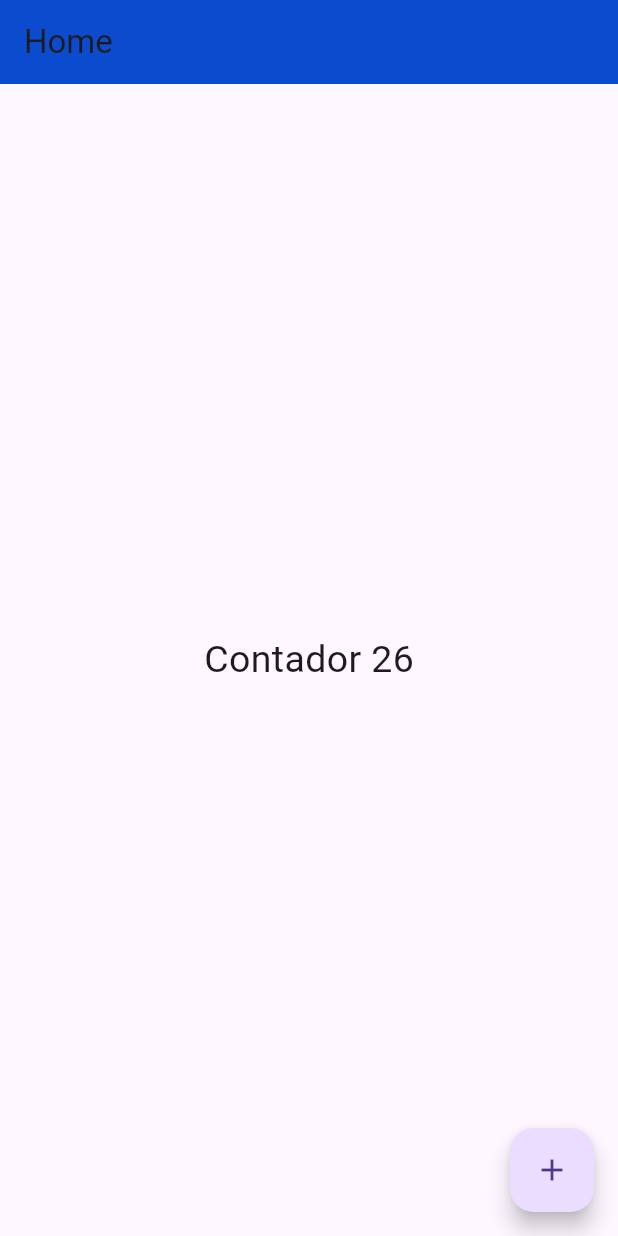
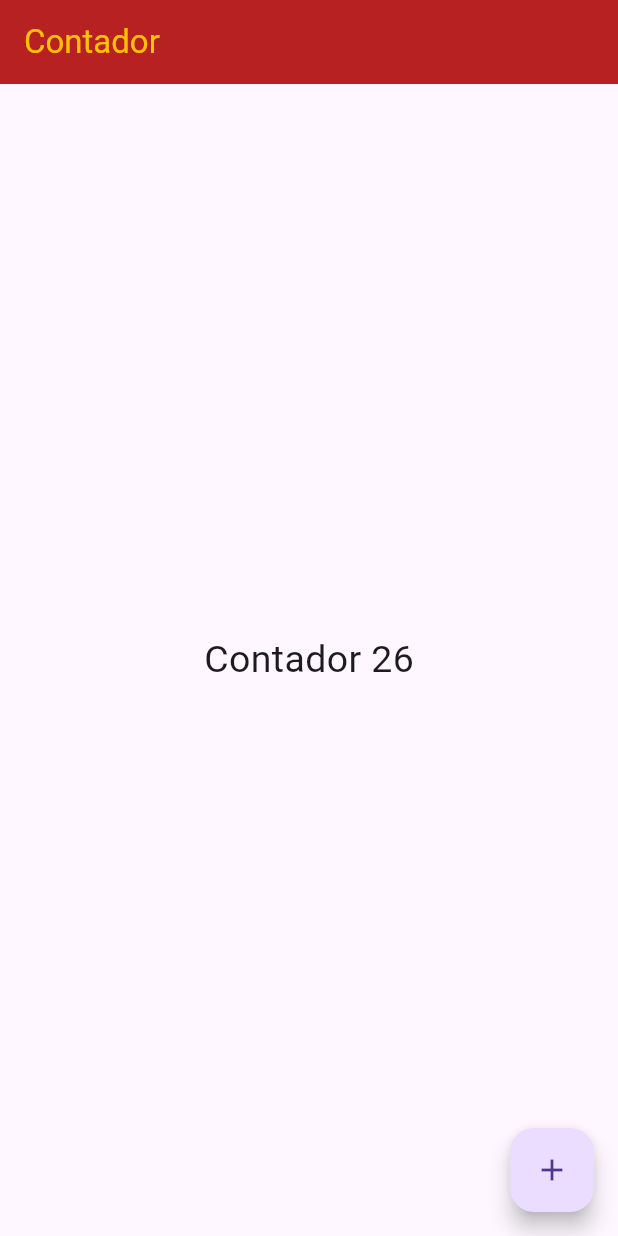
Before and after one commit to ammarAlaliS/teoria_0, a Flutter app: the screen it shows after launch, after a tap on the "add" icon, on a phone screen of 412 x 824 dp. Run offline on Flutter 3.47's test engine with Material 3 defaults, Android fonts, the phone set to English and light mode, and no system bars.

Commit message:
contador

```diff
--- a/lib/src/pages/contador.dart
+++ b/lib/src/pages/contador.dart
@@ -8,14 +8,17 @@ class Contador extends StatefulWidget {
 }
 
 class _ContadorState extends State<Contador> {
-  int _contador =25;
+  int _contador = 25;
+
   @override
   Widget build(BuildContext context) {
-
     return Scaffold(
       appBar: AppBar(
-        title: const Text("Home"),
-        backgroundColor: const Color.fromARGB(255, 11, 76, 206),
+        title: const Text(
+          "Contador",
+          style: TextStyle(color: Colors.amber),
+        ),
+        backgroundColor: const Color.fromARGB(255, 183, 33, 33),
       ),
       body: Center(
         child: Text(
@@ -24,13 +27,15 @@ class _ContadorState extends State<Contador> {
         ),
       ),
       floatingActionButton: FloatingActionButton(
-        onPressed: () {
-          setState(() {
-             _contador++;
-          });
-        },
+        onPressed: _incrementar,
         child: const Icon(Icons.add),
       ),
     );
   }
+
+  void _incrementar() {
+    setState(() {
+      _contador++;
+    });
   }
+}
```
Also changed, not shown: lib/src/pages/home.dart (deleted, +0 -30 lines).
